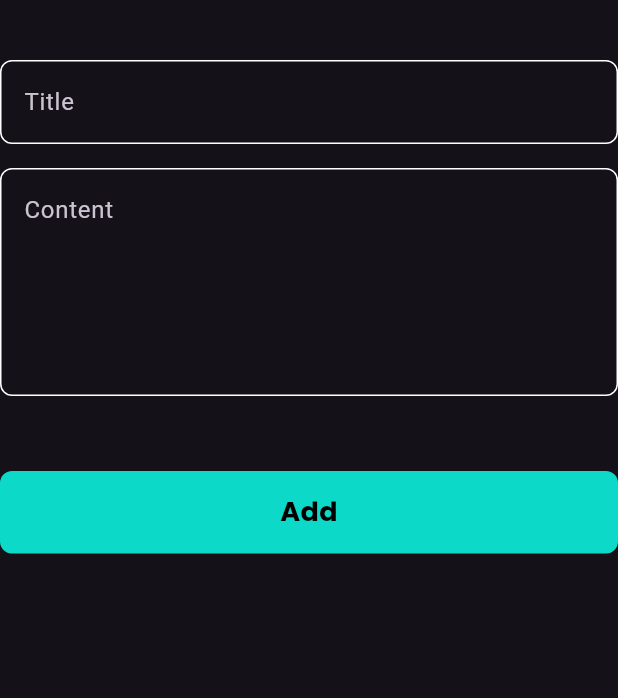
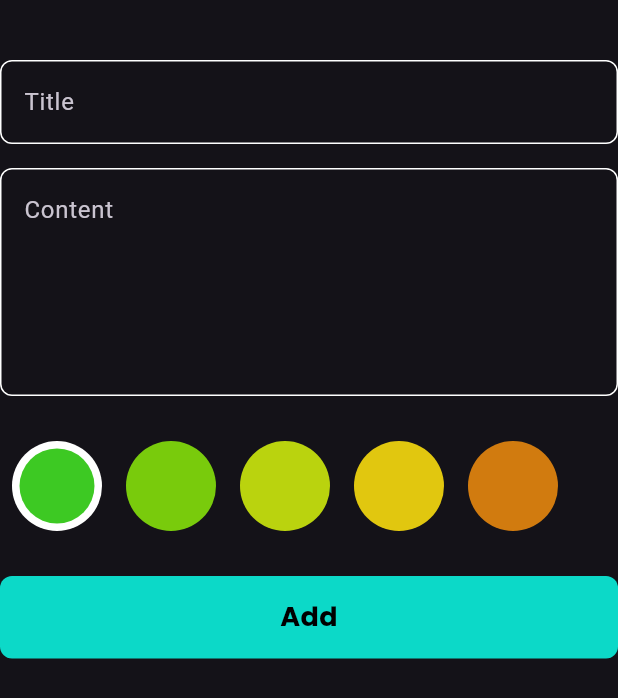
Before and after one commit to ibrahimagdy/notes_app, a Flutter app: the AddNoteForm widget shown alone on an empty page, opened directly, on a phone screen of 412 x 824 dp. Shown: the top 698 px of the screen. Run offline on Flutter 3.47's test engine with Material 3 defaults, Android fonts, the phone set to English and light mode, and no system bars; our stand-ins replace flutter_bloc, google_fonts, hive, hive_flutter; accounts and stored records are empty.

Commit message:
add colors for notes

```diff
--- a/lib/constants.dart
+++ b/lib/constants.dart
@@ -2,3 +2,10 @@ import 'package:flutter/material.dart';
 
 const kPrimaryColor =  Color(0xff0cd9c8);
 const kNotesBox = 'notes_box';
+List<Color> colors = const[
+  Color(0xff3dc923),
+  Color(0xff79cb0c),
+  Color(0xffbad30e),
+  Color(0xffe1c70f),
+  Color(0xffD17B0F),
+];
--- a/lib/cubit/add_note_cubit/add_note_cubit.dart
+++ b/lib/cubit/add_note_cubit/add_note_cubit.dart
@@ -8,7 +8,9 @@ part 'add_note_state.dart';
 class AddNoteCubit extends Cubit<AddNoteState> {
   AddNoteCubit() : super(AddNoteInitial());
 
+  Color color = const Color(0xff3dc923);
   addNote(NoteModel note) async{
+    note.color = color.value;
     emit(AddNoteLoading());
     try {
       var notesBox = Hive.box<NoteModel>(kNotesBox);
--- a/lib/view/edit_note_view.dart
+++ b/lib/view/edit_note_view.dart
@@ -4,6 +4,7 @@ import 'package:notes_app/cubit/fetch_note_cubit/fetch_note_cubit.dart';
 import 'package:notes_app/model/note_model.dart';
 import 'package:notes_app/view/widgets/custom_app_bar.dart';
 import 'package:notes_app/view/widgets/custom_text_form_field.dart';
+import 'package:notes_app/view/widgets/edit_colors_list_view.dart';
 
 class EditNoteView extends StatefulWidget{
   final NoteModel noteModel;
@@ -49,6 +50,8 @@ class _EditNoteViewState extends State<EditNoteView> {
                 hint: widget.noteModel.content,
                 maxLines: 5,
               ),
+              const SizedBox(height: 16),
+              EditColorsListView(note: widget.noteModel),
             ],
           ),
         ),
--- a/lib/view/widgets/add_note_form.dart
+++ b/lib/view/widgets/add_note_form.dart
@@ -3,6 +3,8 @@ import 'package:flutter_bloc/flutter_bloc.dart';
 import 'package:intl/intl.dart';
 import 'package:notes_app/cubit/add_note_cubit/add_note_cubit.dart';
 import 'package:notes_app/model/note_model.dart';
+import 'package:notes_app/view/widgets/color_item.dart';
+import 'package:notes_app/view/widgets/colors_list_view.dart';
 import 'custom_button.dart';
 import 'custom_text_form_field.dart';
 
@@ -45,7 +47,9 @@ class _AddNoteFormState extends State<AddNoteForm> {
                     content = value;
                   },
                 ),
-                const SizedBox(height: 50),
+                const SizedBox(height: 30),
+                ColorsListView(),
+                const SizedBox(height: 30),
                 CustomButton(
                   isLoading: isLoading,
                   onTap: () {
--- /dev/null
+++ b/lib/view/widgets/color_item.dart
@@ -0,0 +1,25 @@
+import 'package:flutter/material.dart';
+
+class ColorItem extends StatelessWidget {
+  final Color color;
+  final bool isSelected;
+
+  const ColorItem({super.key, required this.color, required this.isSelected});
+
+  @override
+  Widget build(BuildContext context) {
+    return isSelected
+        ? CircleAvatar(
+            radius: 30,
+            backgroundColor: Colors.white,
+            child: CircleAvatar(
+              backgroundColor: color,
+              radius: 25,
+            ),
+          )
+        : CircleAvatar(
+            backgroundColor: color,
+            radius: 30,
+          );
+  }
+}
--- /dev/null
+++ b/lib/view/widgets/colors_list_view.dart
@@ -0,0 +1,46 @@
+import 'package:flutter/material.dart';
+import 'package:flutter_bloc/flutter_bloc.dart';
+import 'package:notes_app/cubit/add_note_cubit/add_note_cubit.dart';
+import 'package:notes_app/view/widgets/color_item.dart';
+
+import '../../constants.dart';
+
+class ColorsListView extends StatefulWidget {
+  const ColorsListView({super.key});
+
+  @override
+  State<ColorsListView> createState() => _ColorsListViewState();
+}
+
+class _ColorsListViewState extends State<ColorsListView> {
+
+  int currentIndex = 0;
+
+  @override
+  Widget build(BuildContext context) {
+    return SizedBox(
+      height: 60,
+      child: ListView.builder(
+        itemCount: colors.length,
+        scrollDirection: Axis.horizontal,
+        itemBuilder: (context, index) {
+          return Padding(
+            padding: const EdgeInsets.symmetric(horizontal: 8),
+            child: GestureDetector(
+              onTap: (){
+                currentIndex = index;
+                BlocProvider.of<AddNoteCubit>(context).color = colors[index];
+                setState(() {
+                });
+              },
+              child: ColorItem(
+                color: colors[index],
+                isSelected: currentIndex == index,
+              ),
+            ),
+          );
+        },
+      ),
+    );
+  }
+}
```
Also changed, not shown: lib/view/widgets/edit_colors_list_view.dart (added, +48 -0 lines).
